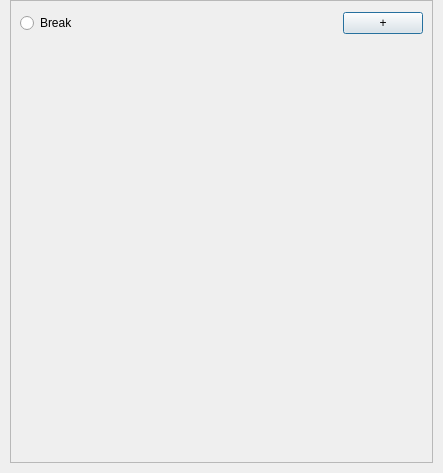
Halicea/hal_automator, file utils/qtUi/config_bundle.ui: the form before one commit.
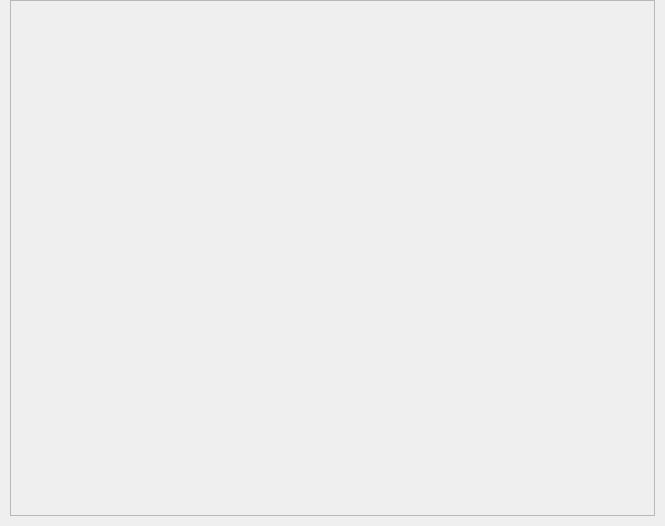
The form after the commit. Custom widgets are drawn as their Qt base class.

Commit message: operations restructure, added minimise on each operation, also drag plugin functionality is implemented.

Diff of the .ui file:
```diff
--- a/utils/qtUi/config_bundle.ui
+++ b/utils/qtUi/config_bundle.ui
@@ -6,12 +6,12 @@
    <rect>
     <x>0</x>
     <y>0</y>
-    <width>443</width>
-    <height>473</height>
+    <width>665</width>
+    <height>526</height>
    </rect>
   </property>
   <property name="sizePolicy">
-   <sizepolicy hsizetype="Expanding" vsizetype="Preferred">
+   <sizepolicy hsizetype="Preferred" vsizetype="Preferred">
     <horstretch>0</horstretch>
     <verstretch>0</verstretch>
    </sizepolicy>
@@ -38,7 +38,7 @@
    <item>
     <widget class="QScrollArea" name="scroll_area">
      <property name="sizePolicy">
-      <sizepolicy hsizetype="Expanding" vsizetype="Expanding">
+      <sizepolicy hsizetype="Preferred" vsizetype="Preferred">
        <horstretch>0</horstretch>
        <verstretch>0</verstretch>
       </sizepolicy>
@@ -51,8 +51,8 @@
        <rect>
         <x>0</x>
         <y>0</y>
-        <width>421</width>
-        <height>461</height>
+        <width>643</width>
+        <height>514</height>
        </rect>
       </property>
       <layout class="QVBoxLayout" name="verticalLayout_2">
@@ -75,79 +75,7 @@
         <number>0</number>
        </property>
        <item>
-        <widget class="QFrame" name="control_menu">
-         <property name="sizePolicy">
-          <sizepolicy hsizetype="Preferred" vsizetype="Fixed">
-           <horstretch>0</horstretch>
-           <verstretch>0</verstretch>
-          </sizepolicy>
-         </property>
-         <property name="minimumSize">
-          <size>
-           <width>0</width>
-           <height>44</height>
-          </size>
-         </property>
-         <property name="frameShape">
-          <enum>QFrame::NoFrame</enum>
-         </property>
-         <property name="frameShadow">
-          <enum>QFrame::Raised</enum>
-         </property>
-         <property name="lineWidth">
-          <number>0</number>
-         </property>
-         <layout class="QHBoxLayout" name="horizontalLayout">
-          <item>
-           <widget class="QRadioButton" name="rbBreak">
-            <property name="text">
-             <string>Break</string>
-            </property>
-           </widget>
-          </item>
-          <item>
-           <spacer name="spacer">
-            <property name="orientation">
-             <enum>Qt::Horizontal</enum>
-            </property>
-            <property name="sizeHint" stdset="0">
-             <size>
-              <width>40</width>
-              <height>20</height>
-             </size>
-            </property>
-           </spacer>
-          </item>
-          <item>
-           <widget class="QPushButton" name="btn_add_operation">
-            <property name="sizePolicy">
-             <sizepolicy hsizetype="Fixed" vsizetype="Fixed">
-              <horstretch>0</horstretch>
-              <verstretch>0</verstretch>
-             </sizepolicy>
-            </property>
-            <property name="layoutDirection">
-             <enum>Qt::LeftToRight</enum>
-            </property>
-            <property name="styleSheet">
-             <string notr="true"/>
-            </property>
-            <property name="text">
-             <string>+</string>
-            </property>
-            <property name="default">
-             <bool>true</bool>
-            </property>
-            <property name="flat">
-             <bool>false</bool>
-            </property>
-           </widget>
-          </item>
-         </layout>
-        </widget>
-       </item>
-       <item>
-        <widget class="QFrame" name="contents">
+        <widget class="ContentFrame" name="contents">
          <property name="styleSheet">
           <string notr="true"/>
          </property>
@@ -185,6 +113,14 @@
    </item>
   </layout>
  </widget>
+ <customwidgets>
+  <customwidget>
+   <class>ContentFrame</class>
+   <extends>QFrame</extends>
+   <header>content_frame.h</header>
+   <container>1</container>
+  </customwidget>
+ </customwidgets>
  <resources/>
  <connections/>
 </ui>
```
Left out of the diff: 1 changed line with no effect on the pictures. The commit also changes 9 other files.
